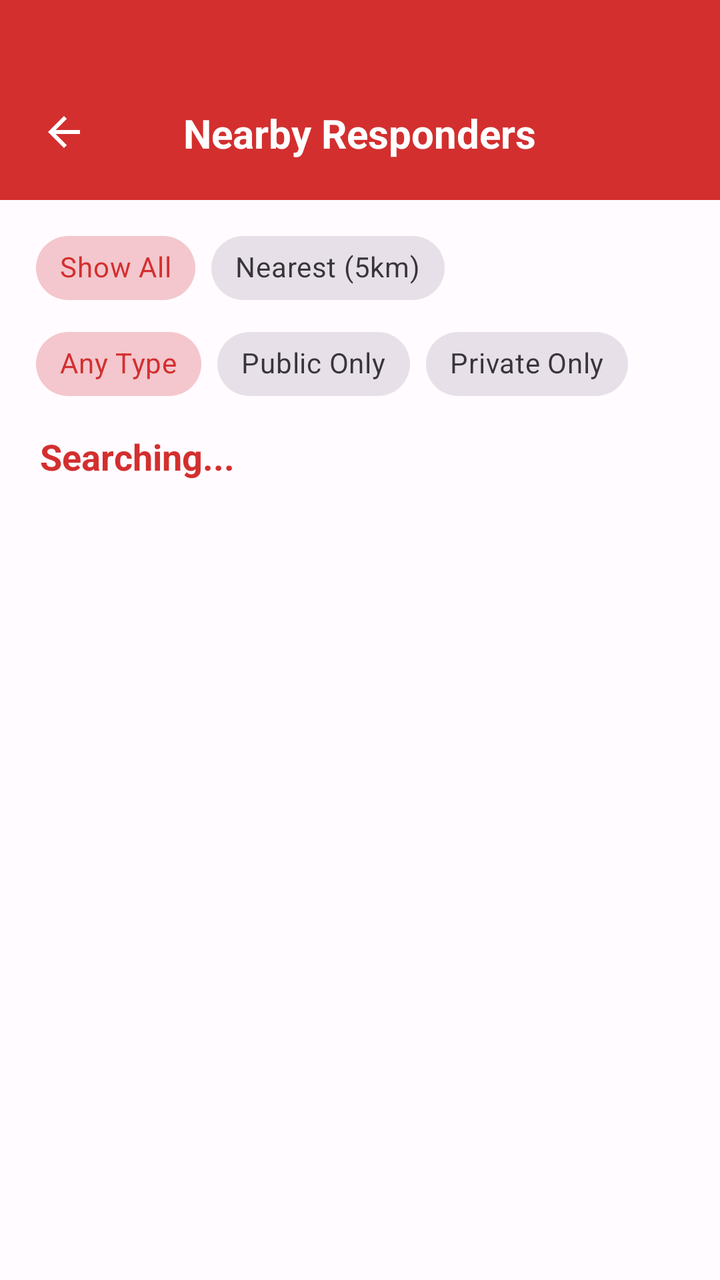
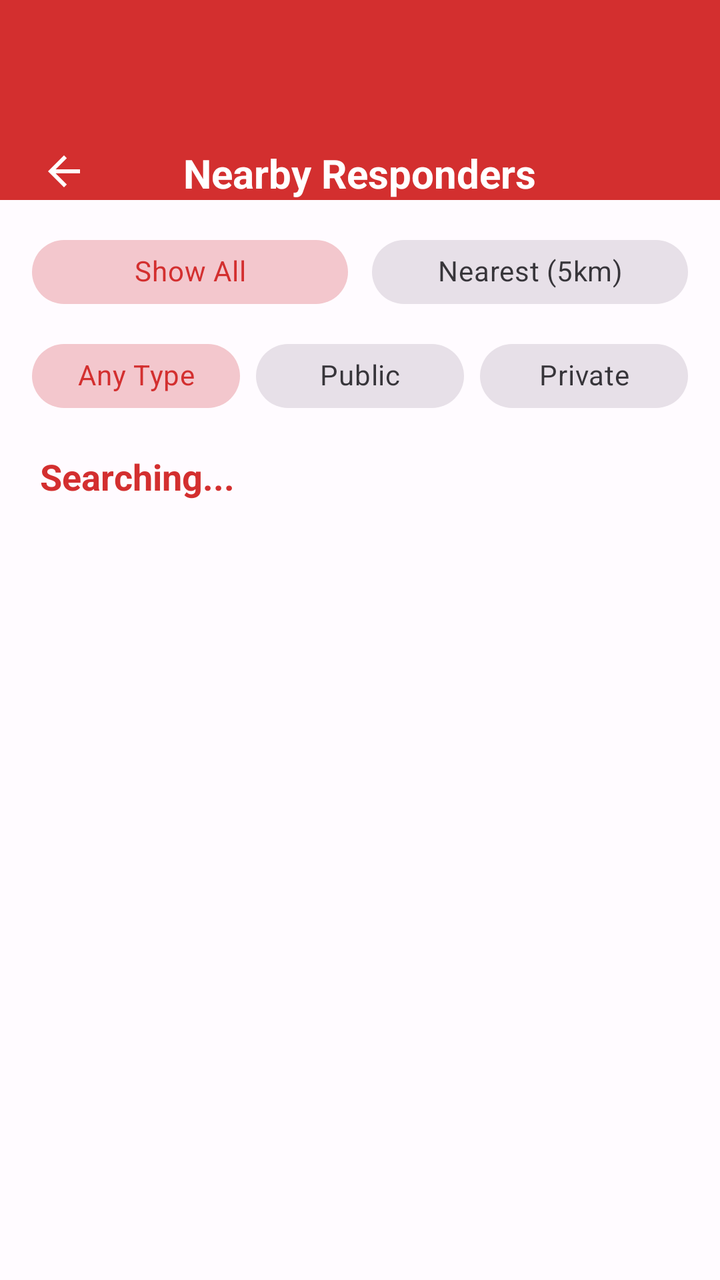

An Android layout rendered at two revisions. The XML below is the earlier revision; the diff shows what the commit changed to produce the second picture.
<!-- AndroidManifest.xml: application theme Theme.JERAPP -->
<!-- res/layout/activity_department_list.xml -->
<?xml version="1.0" encoding="utf-8"?>
<LinearLayout xmlns:android="http://schemas.android.com/apk/res/android"
    xmlns:app="http://schemas.android.com/apk/res-auto"
    android:layout_width="match_parent"
    android:layout_height="match_parent"
    android:orientation="vertical"
    android:background="@color/background">

    <RelativeLayout
        android:layout_width="match_parent"
        android:layout_height="100dp"
        android:fitsSystemWindows="true"
        android:background="@color/primary">

        <ImageButton
            android:id="@+id/btnBack"
            android:layout_width="48dp"
            android:layout_height="48dp"
            android:layout_alignParentBottom="true"
            android:layout_marginBottom="10dp"
            android:layout_marginStart="8dp"
            android:background="?attr/selectableItemBackgroundBorderless"
            android:src="@drawable/ic_back"
            app:tint="@color/white" />

        <TextView
            android:layout_width="wrap_content"
            android:layout_height="wrap_content"
            android:layout_centerHorizontal="true"
            android:layout_alignParentBottom="true"
            android:layout_marginBottom="20dp"
            android:text="Nearby Responders"
            android:textColor="@color/white"
            android:textSize="20sp"
            android:textStyle="bold" />
    </RelativeLayout>

    <com.google.android.material.chip.ChipGroup
        android:id="@+id/scopeFilterGroup"
        android:layout_width="match_parent"
        android:layout_height="wrap_content"
        android:paddingHorizontal="18dp"
        android:paddingTop="10dp"
        app:singleSelection="true"
        app:selectionRequired="true">

        <com.google.android.material.chip.Chip
            android:id="@+id/chipAllScope"
            style="@style/Widget.MaterialComponents.Chip.Choice"
            android:layout_width="wrap_content"
            android:layout_height="wrap_content"
            android:text="Show All"
            android:checked="true"/>

        <com.google.android.material.chip.Chip
            android:id="@+id/chipNearestScope"
            style="@style/Widget.MaterialComponents.Chip.Choice"
            android:layout_width="wrap_content"
            android:layout_height="wrap_content"
            android:text="Nearest (5km)"/>
    </com.google.android.material.chip.ChipGroup>

    <com.google.android.material.chip.ChipGroup
        android:id="@+id/categoryFilterGroup"
        android:layout_width="match_parent"
        android:layout_height="wrap_content"
        android:paddingHorizontal="18dp"
        app:singleSelection="true">

        <com.google.android.material.chip.Chip
            android:id="@+id/chipAll"
            style="@style/Widget.MaterialComponents.Chip.Choice"
            android:layout_width="wrap_content"
            android:layout_height="wrap_content"
            android:text="Any Type"
            android:checked="true"/>

        <com.google.android.material.chip.Chip
            android:id="@+id/chipPublic"
            style="@style/Widget.MaterialComponents.Chip.Choice"
            android:layout_width="wrap_content"
            android:layout_height="wrap_content"
            android:text="Public Only"/>

        <com.google.android.material.chip.Chip
            android:id="@+id/chipPrivate"
            style="@style/Widget.MaterialComponents.Chip.Choice"
            android:layout_width="wrap_content"
            android:layout_height="wrap_content"
            android:text="Private Only"/>
    </com.google.android.material.chip.ChipGroup>

    <TextView
        android:id="@+id/statusText"
        android:layout_width="match_parent"
        android:layout_height="wrap_content"
        android:text="Searching..."
        android:textSize="18sp"
        android:layout_marginTop="10dp"
        android:layout_marginBottom="10dp"
        android:textColor="@color/primary"
        android:paddingHorizontal="20dp"
        android:textStyle="bold"/>

    <androidx.recyclerview.widget.RecyclerView
        android:id="@+id/deptRecyclerView"
        android:layout_width="match_parent"
        android:layout_height="match_parent"
        android:paddingHorizontal="8dp"
        android:clipToPadding="false"/>

</LinearLayout>
<!-- resources referenced by this layout -->
<resources>
  <color name="background">#FFFBFF</color>
  <color name="primary">#D32F2F</color>
  <color name="white">#FFFFFF</color>
  <!-- drawable ic_back (drawable) -->
  <vector
      xmlns:android="http://schemas.android.com/apk/res/android"
      android:autoMirrored="true"
      android:height="24dp"
      android:tint="#FFFFFF"
      android:viewportHeight="24"
      android:viewportWidth="24"
      android:width="24dp">
        
      <path
          android:fillColor="@android:color/white"
          android:pathData="M20,11H7.83l5.59,-5.59L12,4l-8,8 8,8 1.41,-1.41L7.83,13H20v-2z"/>
      
  </vector>
  <style name="Theme.JERAPP" parent="Theme.Material3.DayNight.NoActionBar">
          
          <item name="colorPrimary">@color/primary</item>
          <item name="android:statusBarColor">@color/primary</item>
  
          
          <item name="android:windowLightStatusBar">false</item>
  
          
          <item name="android:navigationBarColor">@color/background</item>
          <item name="android:windowLightNavigationBar">true</item>
      </style>
</resources>

<!-- the commit's change to res/layout/activity_department_list.xml (unified diff, before → after) -->
@@ -17,7 +17,7 @@
             android:layout_width="48dp"
             android:layout_height="48dp"
             android:layout_alignParentBottom="true"
-            android:layout_marginBottom="10dp"
+            android:layout_marginBottom="-10dp"
             android:layout_marginStart="8dp"
             android:background="?attr/selectableItemBackgroundBorderless"
             android:src="@drawable/ic_back"
@@ -28,7 +28,6 @@
             android:layout_height="wrap_content"
             android:layout_centerHorizontal="true"
             android:layout_alignParentBottom="true"
-            android:layout_marginBottom="20dp"
             android:text="Nearby Responders"
             android:textColor="@color/white"
             android:textSize="20sp"
@@ -39,55 +38,87 @@
         android:id="@+id/scopeFilterGroup"
         android:layout_width="match_parent"
         android:layout_height="wrap_content"
-        android:paddingHorizontal="18dp"
-        android:paddingTop="10dp"
+        android:paddingHorizontal="16dp"
+        android:paddingTop="12dp"
         app:singleSelection="true"
         app:selectionRequired="true">
 
-        <com.google.android.material.chip.Chip
-            android:id="@+id/chipAllScope"
-            style="@style/Widget.MaterialComponents.Chip.Choice"
-            android:layout_width="wrap_content"
+        <LinearLayout
+            android:layout_width="match_parent"
             android:layout_height="wrap_content"
-            android:text="Show All"
-            android:checked="true"/>
+            android:orientation="horizontal"
+            android:weightSum="2">
 
-        <com.google.android.material.chip.Chip
-            android:id="@+id/chipNearestScope"
-            style="@style/Widget.MaterialComponents.Chip.Choice"
-            android:layout_width="wrap_content"
-            android:layout_height="wrap_content"
-            android:text="Nearest (5km)"/>
+            <com.google.android.material.chip.Chip
+                android:id="@+id/chipAllScope"
+                style="@style/Widget.MaterialComponents.Chip.Choice"
+                android:layout_width="0dp"
+                android:layout_height="wrap_content"
+                android:layout_weight="1"
+                android:layout_marginEnd="6dp"
+                android:text="Show All"
+                android:textAlignment="center"
+                android:checked="true"/>
+
+            <com.google.android.material.chip.Chip
+                android:id="@+id/chipNearestScope"
+                style="@style/Widget.MaterialComponents.Chip.Choice"
+                android:layout_width="0dp"
+                android:layout_height="wrap_content"
+                android:layout_weight="1"
+                android:layout_marginStart="6dp"
+                android:text="Nearest (5km)"
+                android:textAlignment="center"/>
+        </LinearLayout>
     </com.google.android.material.chip.ChipGroup>
 
     <com.google.android.material.chip.ChipGroup
         android:id="@+id/categoryFilterGroup"
         android:layout_width="match_parent"
         android:layout_height="wrap_content"
-        android:paddingHorizontal="18dp"
-        app:singleSelection="true">
+        android:paddingHorizontal="16dp"
+        android:paddingTop="4dp"
+        app:singleSelection="true"
+        app:selectionRequired="true">
 
-        <com.google.android.material.chip.Chip
-            android:id="@+id/chipAll"
-            style="@style/Widget.MaterialComponents.Chip.Choice"
-            android:layout_width="wrap_content"
+        <LinearLayout
+            android:layout_width="match_parent"
             android:layout_height="wrap_content"
-            android:text="Any Type"
-            android:checked="true"/>
+            android:orientation="horizontal"
+            android:weightSum="3">
 
-        <com.google.android.material.chip.Chip
-            android:id="@+id/chipPublic"
-            style="@style/Widget.MaterialComponents.Chip.Choice"
-            android:layout_width="wrap_content"
-            android:layout_height="wrap_content"
-            android:text="Public Only"/>
+            <com.google.android.material.chip.Chip
+                android:id="@+id/chipAll"
+                style="@style/Widget.MaterialComponents.Chip.Choice"
+                android:layout_width="0dp"
+                android:layout_height="wrap_content"
+                android:layout_weight="1"
+                android:layout_marginEnd="4dp"
+                android:text="Any Type"
+                android:textAlignment="center"
+                android:checked="true"/>
 
-        <com.google.android.material.chip.Chip
-            android:id="@+id/chipPrivate"
-            style="@style/Widget.MaterialComponents.Chip.Choice"
-            android:layout_width="wrap_content"
-            android:layout_height="wrap_content"
-            android:text="Private Only"/>
+            <com.google.android.material.chip.Chip
+                android:id="@+id/chipPublic"
+                style="@style/Widget.MaterialComponents.Chip.Choice"
+                android:layout_width="0dp"
+                android:layout_height="wrap_content"
+                android:layout_weight="1"
+                android:layout_marginStart="4dp"
+                android:layout_marginEnd="4dp"
+                android:text="Public"
+                android:textAlignment="center"/>
+
+            <com.google.android.material.chip.Chip
+                android:id="@+id/chipPrivate"
+                style="@style/Widget.MaterialComponents.Chip.Choice"
+                android:layout_width="0dp"
+                android:layout_height="wrap_content"
+                android:layout_weight="1"
+                android:layout_marginStart="4dp"
+                android:text="Private"
+                android:textAlignment="center"/>
+        </LinearLayout>
     </com.google.android.material.chip.ChipGroup>
 
     <TextView
@@ -96,7 +127,7 @@
         android:layout_height="wrap_content"
         android:text="Searching..."
         android:textSize="18sp"
-        android:layout_marginTop="10dp"
+        android:layout_marginTop="14dp"
         android:layout_marginBottom="10dp"
         android:textColor="@color/primary"
         android:paddingHorizontal="20dp"
